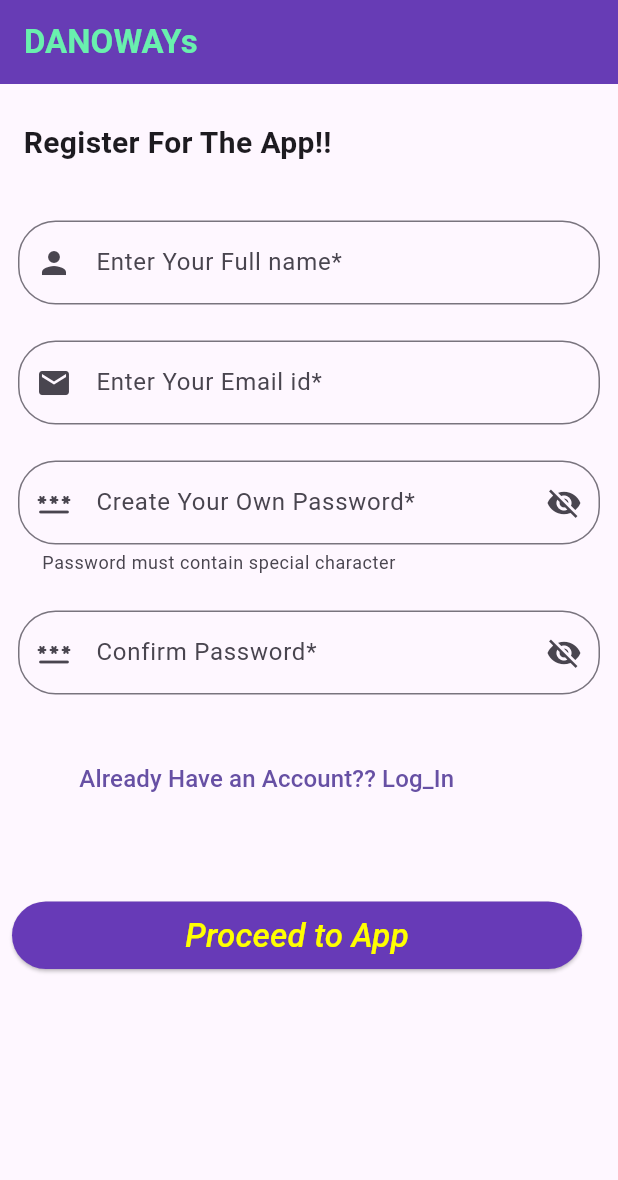
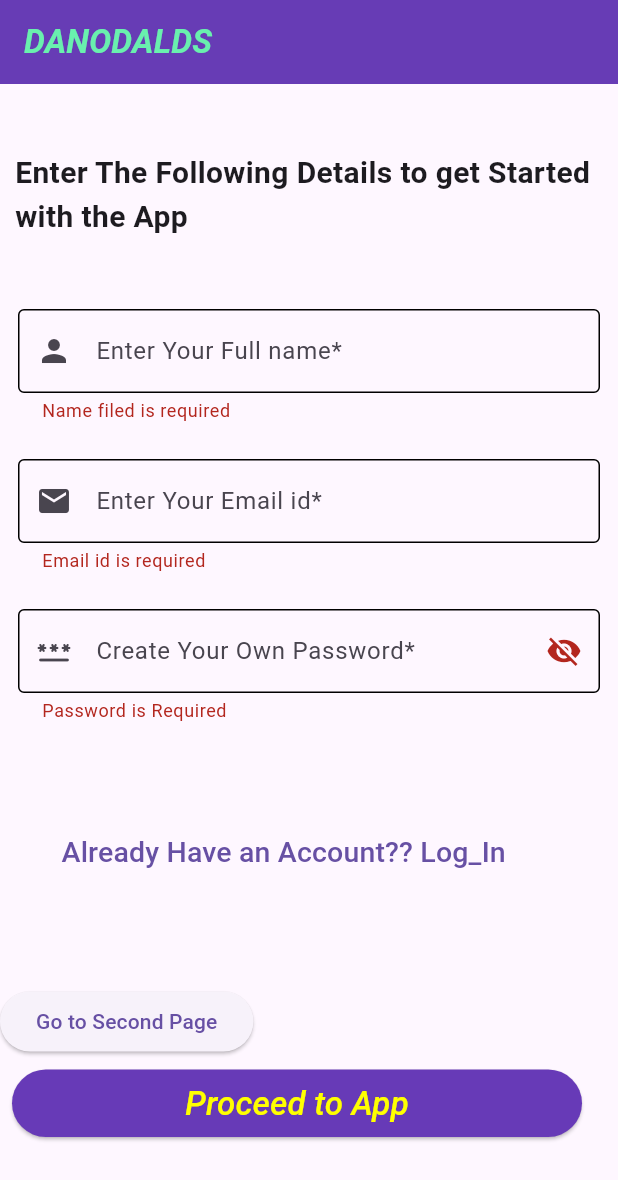
Before and after one commit to LAKSH3002/Food_Company_App, a Flutter app: the screen it shows after launch, after a tap on "Proceed to App", on a phone screen of 412 x 824 dp. Shown: the top 1180 px of the screen. Run offline on Flutter 3.47's test engine with Material 2 defaults, Android fonts, the phone set to English and light mode, and no system bars; our stand-ins replace animated_splash_screen, email_validator, firebase_auth, firebase_core, pinput; missing offline and left inert: dialog_flowtter; accounts and stored records are empty; network calls fail; project files that could hold a hidden picture were left out.

Commit message:
Retrieved data in other pages.

```diff
--- a/royal_plate/lib/Accounts.dart
+++ b/royal_plate/lib/Accounts.dart
@@ -6,13 +6,23 @@ import 'package:royal_plate/HomeScreen.dart';
 // This is the Accounts Screen
 
 class AccountScreen extends StatefulWidget {
-  const AccountScreen({super.key});
+  final TextEditingController name;
+  final TextEditingController email;
+  // final TextEditingController phone;
+  const AccountScreen({super.key,
+  required this.name,
+  required this.email,
+  });
 
   @override
   State<AccountScreen> createState() => _AccountScreenState();
 }
 
 class _AccountScreenState extends State<AccountScreen> {
+  TextEditingController emailcontroller = TextEditingController();
+  TextEditingController namecontroller = TextEditingController();
+  TextEditingController contactcontroller = TextEditingController();
+
   @override
   Widget build(BuildContext context) {
     Size size = MediaQuery.of(context).size;
@@ -23,7 +33,7 @@ class _AccountScreenState extends State<AccountScreen> {
         title: Row(
           children:
           [
-            const Text("DANOWAYs",style: TextStyle(color: Colors.greenAccent,fontWeight: FontWeight.bold),),
+            const Text("DANODALDS",style: TextStyle(color: Colors.greenAccent,fontWeight: FontWeight.bold),),
             SizedBox(width: 94,),
 
             CupertinoButton(
@@ -34,7 +44,9 @@ class _AccountScreenState extends State<AccountScreen> {
                 setState(() {
                   Navigator.of(context).pop(
                   MaterialPageRoute(builder: (BuildContext context)=>
-                  const HomeScreen()));
+                  HomeScreen(
+                  name: namecontroller,
+                  email: emailcontroller,)));
                 });
               }),
           ]
@@ -64,10 +76,10 @@ class _AccountScreenState extends State<AccountScreen> {
                       size: 80.0,
                       color: Colors.black54,),
                     SizedBox(width: 15,),
-                    Text("Laksh Doshi",style: TextStyle(fontSize: 30,fontWeight: FontWeight.bold),),
+                    Text('Name: ${widget.name.text}',style: TextStyle(fontSize: 25,fontWeight: FontWeight.bold),),
                     ],),
                     SizedBox(height: 10,),
-                    Text("  Email: lakshd1999@gmail.com",style: TextStyle(fontSize: 18),),
+                    Text('  Email: ${widget.email.text}',style: TextStyle(fontSize: 18),),
                     SizedBox(height: 10,),
                     Text("  Contact: 9867900994",style: TextStyle(fontSize: 18),),
                   ],
--- a/royal_plate/lib/Email_screen.dart
+++ b/royal_plate/lib/Email_screen.dart
@@ -1,4 +1,6 @@
 import 'package:firebase_auth/firebase_auth.dart';
+import 'package:royal_plate/Accounts.dart';
+import 'package:royal_plate/Chatbot/chatbot.dart';
 import 'package:royal_plate/HomeScreen.dart';
 import 'package:flutter/material.dart';
 import 'package:flutter/src/widgets/framework.dart';
@@ -18,9 +20,17 @@ class _OnBoarding4State extends State<OnBoarding4>
   // text editing controller
   bool passwordVisible = true;
   TextEditingController emailcontroller = TextEditingController();
-  TextEditingController confirmpasswordcontroller = TextEditingController();
+  // TextEditingController confirmpasswordcontroller = TextEditingController();
   TextEditingController passwordcontroller = TextEditingController();
   TextEditingController namecontroller = TextEditingController();
+  bool _validate = false;
+
+  @override
+  void dispose() {
+    emailcontroller.dispose();
+    super.dispose();
+  }
+
   @override
 
   // Method to validate the email the take
@@ -32,6 +42,11 @@ class _OnBoarding4State extends State<OnBoarding4>
     print(isvalid);
   }
 
+   @override
+  void initState() {
+    super.initState();
+  }
+
   @override
   Widget build(BuildContext context) {
 
@@ -40,7 +55,10 @@ class _OnBoarding4State extends State<OnBoarding4>
       (
         backgroundColor: Colors.deepPurple,
         elevation: 5,
-        title: Text('DANOWAYs',style: TextStyle(color: Colors.greenAccent,fontWeight: FontWeight.bold),),
+        title: Text('DANODALDS',style: TextStyle(
+        color: Colors.greenAccent,
+        fontWeight: FontWeight.bold,
+        fontStyle: FontStyle.italic),),
       ),
       body: SingleChildScrollView(
         child: Column(
@@ -48,12 +66,15 @@ class _OnBoarding4State extends State<OnBoarding4>
           children: [
             const SizedBox(height:25),
 
-            const Text(
-              "   Register For The App!!",
-              style: TextStyle(
-                fontSize: 20,
-                fontWeight: FontWeight.bold
-              ),),
+            Padding(
+              padding: const EdgeInsets.fromLTRB(10, 20, 10, 10),
+              child: const Text(
+                "Enter The Following Details to get Started with the App",
+                style: TextStyle(
+                  fontSize: 20,
+                  fontWeight: FontWeight.bold
+                ),),
+            ),
 
               SizedBox(height: 25),
 
@@ -64,6 +85,7 @@ class _OnBoarding4State extends State<OnBoarding4>
                 decoration: InputDecoration(
                               prefixIcon: Icon(Icons.person),
                               hintText: "Enter Your Full name*",
+                              errorText: _validate ? 'Name filed is required' : null,
                               border: OutlineInputBorder(
                                 borderRadius: BorderRadius.circular(25.0)
                               ),
@@ -78,6 +100,7 @@ class _OnBoarding4State extends State<OnBoarding4>
                 controller: emailcontroller,
                 keyboardType: TextInputType.multiline,
                 decoration: InputDecoration(
+                  errorText: _validate ? 'Email id is required' : null,
                               prefixIcon: Icon(Icons.email),
                               hintText: "Enter Your Email id*",
                               border: OutlineInputBorder(
@@ -94,13 +117,14 @@ class _OnBoarding4State extends State<OnBoarding4>
                 controller: passwordcontroller,
                 obscureText: passwordVisible,
                 decoration: InputDecoration(
+                  errorText: _validate ? 'Password is Required' : null,
                               prefixIcon: Icon(Icons.password_rounded),
                               hintText: "Create Your Own Password*",
                               border: OutlineInputBorder(
                                 borderRadius: BorderRadius.circular(25.0)
                               ),
                               errorBorder: OutlineInputBorder(),
-                              helperText:"Password must contain special character",
+                              helperText:"Password must be 6 characters long",
                     suffixIcon: IconButton(
                     icon: Icon(passwordVisible
                          ? Icons.visibility_off
@@ -119,47 +143,74 @@ class _OnBoarding4State extends State<OnBoarding4>
               ),
             ),
 
-            Padding(
-              padding: EdgeInsets.all(12.0),
-              child: TextField(
-                controller: confirmpasswordcontroller,
-                obscureText: passwordVisible,
-                decoration: InputDecoration(
-                              prefixIcon: Icon(Icons.password_rounded),
-                              hintText: "Confirm Password*",
-                              // helperText: 'Confirm password must match Create Password',
-                              border: OutlineInputBorder(
-                                borderRadius: BorderRadius.circular(25.0)
-                              ),
-                              errorBorder: OutlineInputBorder(),
-                              suffixIcon: IconButton(
-                    icon: Icon(passwordVisible
-                         ? Icons.visibility_off
-                         : Icons.visibility),
-                     onPressed: () {
-                       setState(
-                         () {
-                           passwordVisible = !passwordVisible;
-                         },
-                       );
-                     },
-                   ),
-                            ),
-                  keyboardType: TextInputType.visiblePassword,
-                  textInputAction: TextInputAction.done
-              ),
-            ),
+            // Padding(
+            //   padding: EdgeInsets.all(12.0),
+            //   child: TextField(
+            //     controller: confirmpasswordcontroller,
+            //     obscureText: passwordVisible,
+            //     decoration: InputDecoration(
+            //                   errorText: _validate ? 'Please confirm your password' : null,
+            //                   prefixIcon: Icon(Icons.password_rounded),
+            //                   hintText: "Confirm Password*",
+            //                   // helperText: 'Confirm password must match Create Password',
+            //                   border: OutlineInputBorder(
+            //                     borderRadius: BorderRadius.circular(25.0)
+            //                   ),
+            //                   errorBorder: OutlineInputBorder(),
+            //                   suffixIcon: IconButton(
+            //         icon: Icon(passwordVisible
+            //              ? Icons.visibility_off
+            //              : Icons.visibility),
+            //          onPressed: () {
+            //            setState(
+            //              () {
+            //                passwordVisible = !passwordVisible;
+            //              },
+            //            );
+            //          },
+            //        ),
+            //                 ),
+            //       keyboardType: TextInputType.visiblePassword,
+            //       textInputAction: TextInputAction.done
+            //   ),
+            // ),
 
-            const SizedBox(height: 20),
+            const SizedBox(height: 50),
 
             TextButton(onPressed: (){
               Navigator.of(context).push(MaterialPageRoute
                       (builder: (BuildContext context) =>
                       const Login_Screen() ));
-            }, child: Text('          Already Have an Account?? Log_In',
-            style: TextStyle(fontSize: 16),)),
+            }, child: Text('      Already Have an Account?? Log_In',
+            style: TextStyle(fontSize: 19),)),
 
-            const SizedBox(height: 50,),
+            const SizedBox(height: 65,),
+
+             ElevatedButton(
+              onPressed: () {
+                Navigator.push(
+                  context,
+                  MaterialPageRoute(
+                    builder: (context) =>
+                    HomeScreen(
+                    name: namecontroller,
+                    email: emailcontroller,),
+                  ),
+                );
+                setState(() {
+                  Navigator.push(
+                  context,
+                  MaterialPageRoute(
+                    builder: (context) =>
+                    AccountScreen(
+                    name: namecontroller,
+                    email: emailcontroller,),
+                  ),
+                );
+                });
+              },
+              child: Text('Go to Second Page'),
+            ),
 
            Padding(
               padding: const EdgeInsets.all(8.0),
@@ -176,111 +227,27 @@ class _OnBoarding4State extends State<OnBoarding4>
                 {
                 try
                   {
+                    setState(() {
+
+                      namecontroller.text.isEmpty ? _validate = true : _validate = false;
+                      emailcontroller.text.isEmpty ? _validate = true : _validate = false;
+                      passwordcontroller.text.isEmpty ? _validate = true : _validate = false;
+                      // confirmpasswordcontroller.text.isEmpty ? _validate = true : _validate = false;
+                    });
+
                   await FirebaseAuth.instance.createUserWithEmailAndPassword(
                   email: emailcontroller.text,
                   password: passwordcontroller.text).then((value)
                   {
                     print("New Account Created");
-                    showDialog(
-                    context: context,
-                    builder: (ctx) => AlertDialog(
-                    title: const Text("Successful registration!!"),
-                    content: const Text("You have Created A New Account!!"),
-                    actions: <Widget>[
-                    TextButton(
-                    onPressed: () {
-                      Navigator.of(context).push(MaterialPageRoute
-                      (builder: (BuildContext context) =>
-                      const HomeScreen())
-                    );
-                    }, child: const Text('Proceed'),)
-                    ],
-                    ));
+                    dialogbox();
                   });
                   }
                   catch(e)
                   {
                     print(e);
-                    print("No entries yet");
+                    print("Incomplete Entries");
                   }
-
-
-            //       await FirebaseAuth.instance.createUserWithEmailAndPassword(
-            //       email: emailcontroller.text,
-            //       password: passwordcontroller.text)
-            //       .then((value)
-            //       {
-            //         print("New Account Created");
-            //         showDialog(
-            //         context: context,
-            //         builder: (ctx) => AlertDialog(
-            //         title: const Text("Successful registration!!"),
-            //         content: const Text("You have Created A New Account!!"),
-            //         actions: <Widget>[
-            //         TextButton(
-            //         onPressed: () {
-            //           Navigator.of(context).push(MaterialPageRoute
-            //           (builder: (BuildContext context) =>
-            //           const HomeScreen() )).onError((error, stackTrace)
-            //           {
-            //             print(error);
-            //             if(emailcontroller.text==" ")
-            //             {
-            //               showDialog(
-            //               context: context,
-            //               builder: (context) => AlertDialog(
-            //                 title: const Text('Missing Email'),
-            //                 content: const Text('Please Enter a Valid Email Id')
-            //               ),);
-            //             }
-            //             else if(passwordcontroller.text==" ")
-            //             {
-            //               showDialog(
-            //               context: context,
-            //               builder: (context) => AlertDialog(
-            //                 title: const Text('Incomplete Password'),
-            //                 content: const Text('Please Enter a Minimum 6 letter password')
-            //               ),);
-            //             }
-            //             else if(passwordcontroller.text!=confirmpasswordcontroller.text)
-            //             {
-            //               showDialog(
-            //               context: context,
-            //               builder: (context) => AlertDialog(
-            //                 title: const Text('Incomplete Match of Passwords'),
-            //                 content: const Text('Match Correct Passwords')
-            //               ),);
-            //             }
-            //             else if(namecontroller.text==" ")
-            //             {
-            //               showDialog(
-            //               context: context,
-            //               builder: (context) => AlertDialog(
-            //                 title: const Text('Missing Name!!'),
-            //                 content: const Text('Please Enter Your Full Name!!')
-            //               ),);
-            //             }
-            //             else if(namecontroller.text==" " && passwordcontroller.text==" " && emailcontroller.text==" ")
-            //             {
-            //               showDialog(
-            //               context: context,
-            //               builder: (context) => AlertDialog(
-            //                 title: const Text('Missing Details!!'),
-            //                 content: const Text('Enter All your Details to sign up.')
-            //               ),);
-            //             }
-            //           });
-            //         },
-            //         child: Container(
-            //           padding: const EdgeInsets.all(14),
-            //           child: const Text("okay"),
-            //         ),
-            //       ),
-            //     ],
-            //   ),
-            // );
-
-              //     });
                 },
                 child:const Text("Proceed to App",
                 style: TextStyle(fontSize: 22,fontStyle: FontStyle.italic),) ),
@@ -307,7 +274,9 @@ class _OnBoarding4State extends State<OnBoarding4>
                     onPressed: () {
                       Navigator.of(context).push(MaterialPageRoute
                       (builder: (BuildContext context) =>
-                      const HomeScreen() )).onError((error, stackTrace){
+                      HomeScreen(
+                      name: namecontroller,
+                      email: emailcontroller,) )).onError((error, stackTrace){
                       });
                     },
                     child: Container(
--- a/royal_plate/lib/HomeScreen.dart
+++ b/royal_plate/lib/HomeScreen.dart
@@ -26,7 +26,9 @@ class CardItem{
 
 class HomeScreen extends StatefulWidget
 {
-  const HomeScreen({super.key});
+  final TextEditingController name;
+  final TextEditingController email;
+  HomeScreen({super.key, required this.name, required this.email});
 
   @override
   State<HomeScreen> createState() => _HomeScreenState();
@@ -35,12 +37,15 @@ class HomeScreen extends StatefulWidget
 class _HomeScreenState extends State<HomeScreen>
 {
   int _selectedIndex = 0;
+  TextEditingController emailcontroller = TextEditingController();
+  TextEditingController namecontroller = TextEditingController();
+  TextEditingController contactcontroller = TextEditingController();
 
-  final List<Widget> _widgetOptions = <Widget>[
-    HomeScreen(),
-    HomeScreen(),
-    review(),
-  ];
+  // final List<Widget> _widgetOptions = <Widget>[
+  //   HomeScreen(),
+  //   HomeScreen(),
+  //   review(),
+  // ];
 
 
 List<CardItem> items =  [
@@ -79,7 +84,7 @@ List<CardItem> items =  [
         title: Row(
           children:
           [
-            const Text("DANOWAYs",style: TextStyle(color: Colors.greenAccent,fontWeight: FontWeight.bold),),
+            const Text("DANODALDS",style: TextStyle(color: Colors.greenAccent,fontWeight: FontWeight.bold),),
             SizedBox(width: 93,),
 
             CupertinoButton(
@@ -90,7 +95,11 @@ List<CardItem> items =  [
                 setState(() {
                   Navigator.of(context).push(
                   MaterialPageRoute(builder: (BuildContext context)=>
-                  const AccountScreen()));
+                  AccountScreen(
+                    name: namecontroller,
+                    email: emailcontroller,
+                    // phone: contactcontroller,
+                  )));
                 });
               }),
           ]
@@ -106,8 +115,8 @@ List<CardItem> items =  [
 
               const SizedBox(height: 10,),
 
-              Text('Hello Laksh!!',
-              style: TextStyle(fontSize: 40,color:Colors.deepPurple,
+              Text(' Hello ${widget.name.text}',
+              style: TextStyle(fontSize: 30,color:Colors.deepPurple,
               fontFamily: AutofillHints.addressCity,
               fontWeight: FontWeight.w400),) ,
 
@@ -367,7 +376,7 @@ List<CardItem> items =  [
         child: ListView(
           padding: const EdgeInsets.all(0),
           children: [
-            const DrawerHeader(
+            DrawerHeader(
             decoration: BoxDecoration(
               color: Colors.blue,
             ),
@@ -375,10 +384,10 @@ List<CardItem> items =  [
             child: UserAccountsDrawerHeader(
             decoration: BoxDecoration(color: Colors.blue),
             accountName: Text(
-              "Laksh Doshi",
+              '${widget.name.text}',
               style: TextStyle(fontSize: 22,fontStyle: FontStyle.italic,color: Colors.yellowAccent),
             ),
-            accountEmail: Text("lakshd1999@gmail.com",style: TextStyle(fontSize: 22,color: Colors.yellowAccent),),
+            accountEmail: Text("${widget.email.text}",style: TextStyle(fontSize: 22,color: Colors.yellowAccent),),
             currentAccountPictureSize: Size.square(40),
             ),
             // child:Text('Select your Shows',style: TextStyle(color:Colors.greenAccent,fontSize: 22,),),
@@ -388,12 +397,12 @@ List<CardItem> items =  [
                 title: const Text('Home page'),
                 leading: const Icon(Icons.home),
                 onTap: () {
-                  setState(() {
-                    Navigator.of(context).push(MaterialPageRoute
-                  (builder: (BuildContext context) =>
-                  const HomeScreen()
-                  ));
-                  });
+                  // setState(() {
+                  //   Navigator.of(context).push(MaterialPageRoute
+                  // (builder: (BuildContext context) =>
+                  // HomeScreen(name: name)
+                  // ));
+                  // });
                 },
               ),
               ListTile(
@@ -427,7 +436,11 @@ List<CardItem> items =  [
                   setState(() {
                     Navigator.of(context).push(MaterialPageRoute(
                     builder: (BuildContext context) =>
-                    const AccountScreen()));
+                    AccountScreen(
+                    email: emailcontroller,
+                    name: namecontroller,
+                    // phone: contactcontroller,
+                    )));
                   });
                 },
               ),
@@ -436,7 +449,7 @@ List<CardItem> items =  [
                 leading: Icon(Icons.contact_emergency),
                 onTap: () {
                   setState(() {
-                    const HomeScreen();
+
                   });
                 },
               ),
```
Also changed, not shown: royal_plate/lib/LoginScreen.dart (+22 -21 lines), royal_plate/lib/Menu_page/Menu.dart (+5 -5 lines).
